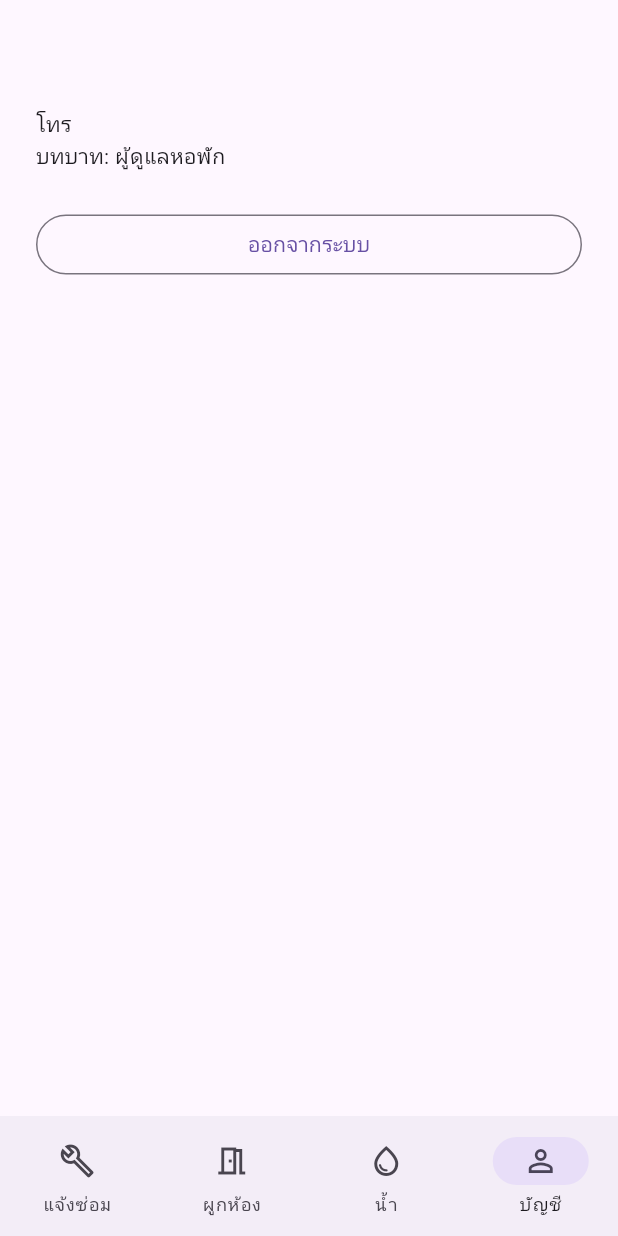
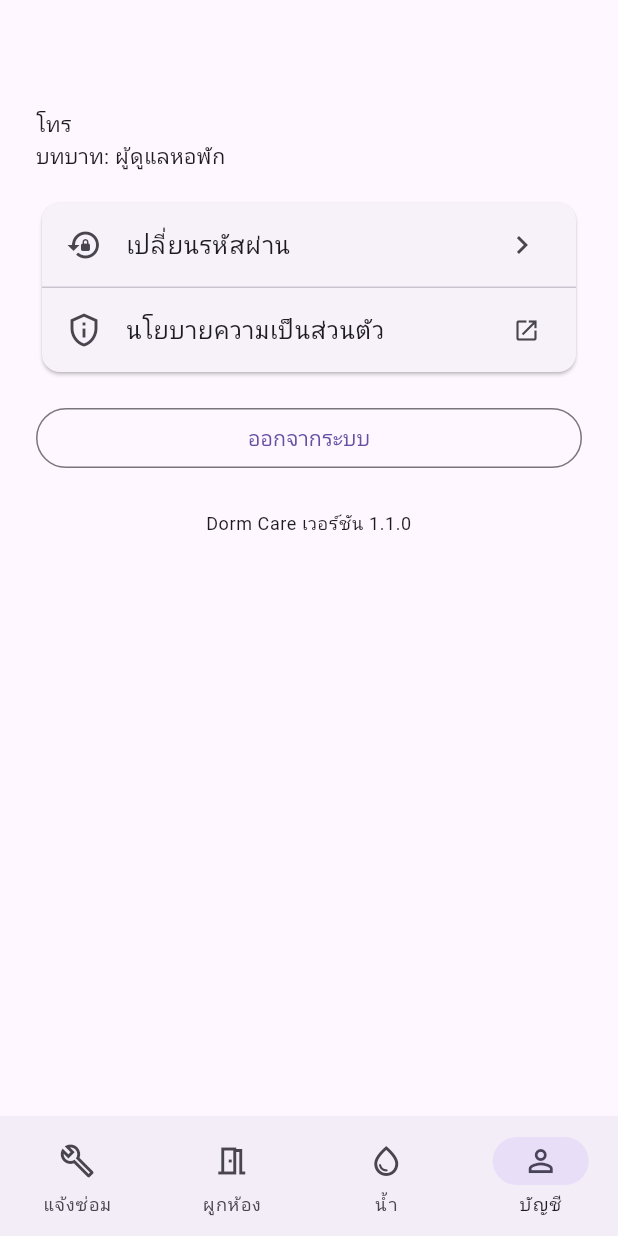
Before and after one commit to Toey2706/Dorm-care, a Flutter app: the AdminHome screen opened directly with empty values, item 4 of the bottom bar chosen, on a phone screen of 412 x 824 dp. Run offline on Flutter 3.47's test engine with Material 3 defaults, Android fonts, the phone set to English and light mode, and no system bars; our stand-ins replace firebase_core, firebase_messaging, flutter_secure_storage, image_picker, supabase_flutter; accounts and stored records are empty; network calls fail.

Commit message:
แอปผู้ดูแล: หน้าบัญชีแสดงเวอร์ชัน 1.1.0 พร้อมรหัส build และวันที่ build, ปุ่มเปลี่ยนรหัสผ่าน, ลิงก์นโยบายความเป็นส่วนตัว

```diff
--- a/app/lib/config.dart
+++ b/app/lib/config.dart
@@ -10,3 +10,8 @@ const firebaseApiKey = String.fromEnvironment('FIREBASE_API_KEY');
 const firebaseAppId = String.fromEnvironment('FIREBASE_APP_ID');
 const firebaseSenderId = String.fromEnvironment('FIREBASE_SENDER_ID');
 const firebaseProjectId = String.fromEnvironment('FIREBASE_PROJECT_ID');
+
+const appVersion = '1.1.0';
+const buildSha = String.fromEnvironment('BUILD_SHA');
+const buildDate = String.fromEnvironment('BUILD_DATE');
+const privacyUrl = 'https://toey2706.github.io/Dorm-care/privacy.html';
--- a/app/lib/screens/admin_home.dart
+++ b/app/lib/screens/admin_home.dart
@@ -1,4 +1,7 @@
 import 'package:flutter/material.dart';
+import 'package:url_launcher/url_launcher.dart';
+
+import '../config.dart';
 
 import '../models.dart';
 import '../services/api.dart';
@@ -6,6 +9,7 @@ import '../services/auth_service.dart';
 import '../widgets/adaptive_nav.dart';
 import '../widgets/common.dart';
 import 'bindings_screen.dart';
+import 'change_password_screen.dart';
 import 'ticket_detail.dart';
 import 'water_screen.dart';
 
@@ -286,15 +290,43 @@ class AccountPage extends StatelessWidget {
 
   @override
   Widget build(BuildContext context) {
+    final theme = Theme.of(context);
+    final buildInfo = [if (buildSha.isNotEmpty) 'build $buildSha', if (buildDate.isNotEmpty) buildDate].join(' · ');
     return ListView(
       padding: const EdgeInsets.all(24),
       children: [
-        Text(me.name, style: Theme.of(context).textTheme.titleLarge),
+        Text(me.name, style: theme.textTheme.titleLarge),
         Text(me.email),
         if (me.phone != null) Text('โทร ${me.phone}'),
         Text(me.isAdmin ? 'บทบาท: ผู้ดูแลหอพัก' : 'บทบาท: ช่างซ่อมบำรุง'),
+        const SizedBox(height: 16),
+        Card(
+          child: Column(children: [
+            ListTile(
+              leading: const Icon(Icons.lock_reset),
+              title: const Text('เปลี่ยนรหัสผ่าน'),
+              trailing: const Icon(Icons.chevron_right),
+              onTap: () => Navigator.push(context, MaterialPageRoute(builder: (_) => const ChangePasswordScreen(voluntary: true))),
+            ),
+            const Divider(height: 1),
+            ListTile(
+              leading: const Icon(Icons.privacy_tip_outlined),
+              title: const Text('นโยบายความเป็นส่วนตัว'),
+              trailing: const Icon(Icons.open_in_new, size: 18),
+              onTap: () => launchUrl(Uri.parse(privacyUrl), mode: LaunchMode.externalApplication),
+            ),
+          ]),
+        ),
+        const SizedBox(height: 16),
+        OutlinedButton(onPressed: AuthService.instance.signOut, child: const Text('ออกจากระบบ')),
         const SizedBox(height: 24),
-        OutlinedButton(onPressed: AuthService.instance.signOut, child: const Text('ออกจากระบบ')),
+        Center(
+          child: Text(
+            'Dorm Care เวอร์ชัน $appVersion${buildInfo.isEmpty ? '' : '\n$buildInfo'}',
+            textAlign: TextAlign.center,
+            style: theme.textTheme.bodySmall,
+          ),
+        ),
       ],
     );
   }
--- a/app/lib/screens/change_password_screen.dart
+++ b/app/lib/screens/change_password_screen.dart
@@ -4,7 +4,8 @@ import '../services/auth_service.dart';
 
 /// เข้าใช้ครั้งแรกด้วยรหัสชั่วคราวที่ผู้ดูแลระบบตั้งให้ ต้องเปลี่ยนก่อนใช้งาน
 class ChangePasswordScreen extends StatefulWidget {
-  const ChangePasswordScreen({super.key});
+  const ChangePasswordScreen({super.key, this.voluntary = false});
+  final bool voluntary;
 
   @override
   State<ChangePasswordScreen> createState() => _ChangePasswordScreenState();
@@ -38,6 +39,10 @@ class _ChangePasswordScreenState extends State<ChangePasswordScreen> {
     });
     try {
       await AuthService.instance.changePassword(_password.text);
+      if (widget.voluntary && mounted) {
+        ScaffoldMessenger.of(context).showSnackBar(const SnackBar(content: Text('เปลี่ยนรหัสผ่านแล้ว')));
+        Navigator.pop(context);
+      }
     } catch (e) {
       if (mounted) setState(() => _error = e.toString());
     } finally {
@@ -49,8 +54,8 @@ class _ChangePasswordScreenState extends State<ChangePasswordScreen> {
   Widget build(BuildContext context) {
     return Scaffold(
       appBar: AppBar(
-        title: const Text('ตั้งรหัสผ่านใหม่'),
-        actions: [TextButton(onPressed: AuthService.instance.signOut, child: const Text('ออกจากระบบ'))],
+        title: Text(widget.voluntary ? 'เปลี่ยนรหัสผ่าน' : 'ตั้งรหัสผ่านใหม่'),
+        actions: widget.voluntary ? null : [TextButton(onPressed: AuthService.instance.signOut, child: const Text('ออกจากระบบ'))],
       ),
       body: SafeArea(
         child: Center(
@@ -61,7 +66,7 @@ class _ChangePasswordScreenState extends State<ChangePasswordScreen> {
               child: Column(
                 crossAxisAlignment: CrossAxisAlignment.stretch,
                 children: [
-                  const Text('บัญชีนี้ใช้รหัสผ่านชั่วคราวอยู่ กรุณาตั้งรหัสผ่านของคุณเองก่อนเริ่มใช้งาน'),
+                  Text(widget.voluntary ? 'ตั้งรหัสผ่านใหม่สำหรับบัญชีนี้' : 'บัญชีนี้ใช้รหัสผ่านชั่วคราวอยู่ กรุณาตั้งรหัสผ่านของคุณเองก่อนเริ่มใช้งาน'),
                   const SizedBox(height: 16),
                   TextField(
                     controller: _password,
--- a/app/pubspec.yaml
+++ b/app/pubspec.yaml
@@ -1,7 +1,7 @@
 name: dorm_care_staff
 description: แอปผู้ดูแลหอพักและช่างซ่อมบำรุง ของระบบแจ้งซ่อมหอพัก (Dormitory Maintenance Reporting System)
 publish_to: 'none'
-version: 1.0.0+1
+version: 1.1.0+2
 
 environment:
   sdk: '>=3.6.0 <4.0.0'
@@ -13,6 +13,7 @@ dependencies:
   flutter_secure_storage: ^9.2.2
   image_picker: ^1.1.2
   image: ^4.2.0
+  url_launcher: ^6.3.0
   intl: ^0.19.0
   # แจ้งเตือนงานเข้าแอป Android (FCM) ไม่ได้ใช้ฐานข้อมูลของ Firebase
   firebase_core: ^4.0.0
```
Also changed, not shown: 1 other file.
